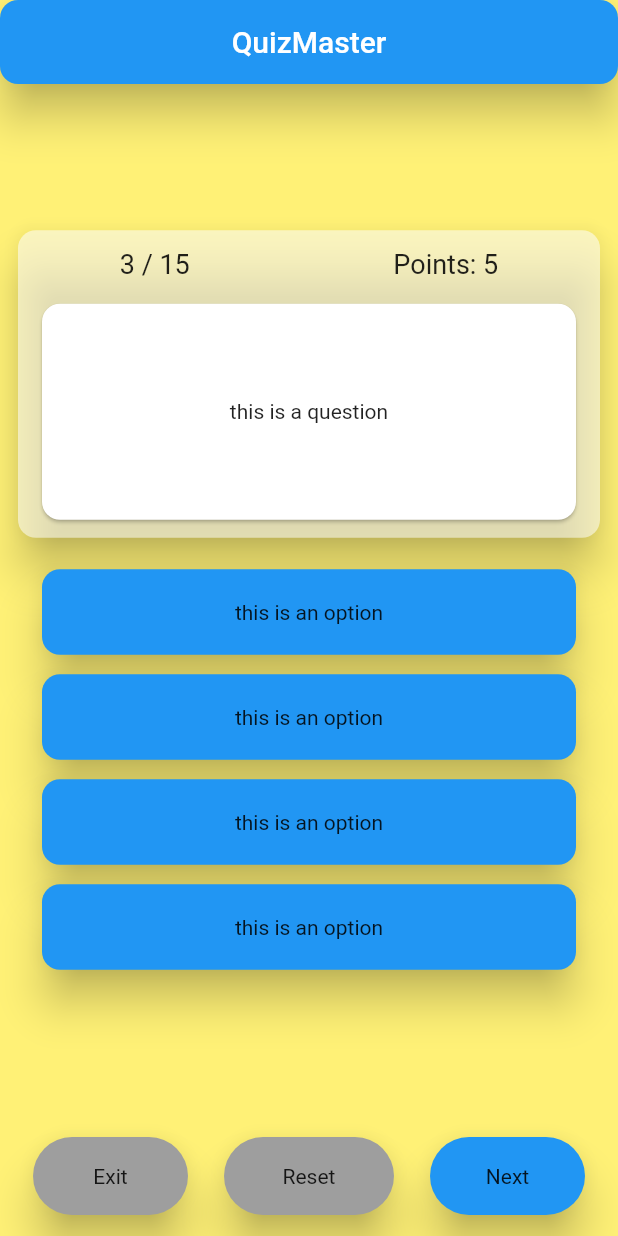
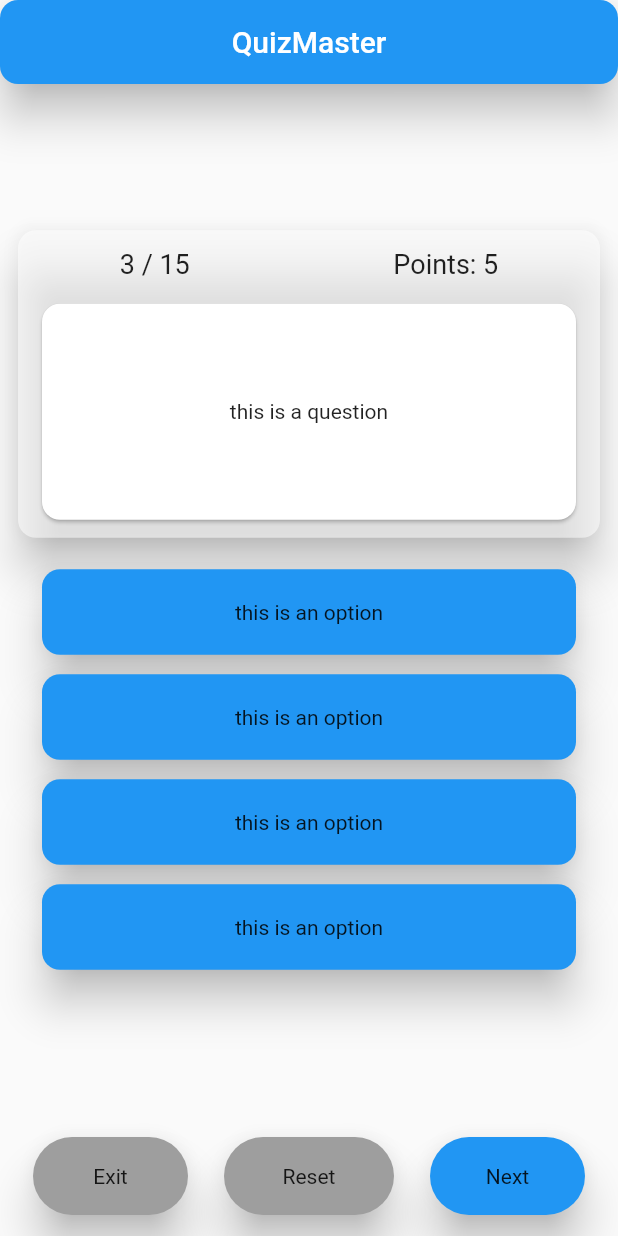
Before and after one commit to saplynx/TXON_03, a Flutter app: the screen it shows after launch, on a phone screen of 412 x 824 dp. Run offline on Flutter 3.47's test engine with Material 2 defaults, Android fonts, the phone set to English and light mode, and no system bars.

Commit message:
final design

```diff
--- a/lib/main.dart
+++ b/lib/main.dart
@@ -30,7 +30,6 @@ class _HomeState extends State<Home> {
   @override
   Widget build(BuildContext context) {
     return Scaffold(
-      backgroundColor: Colors.yellow[300],
       appBar: AppBar(
         title: Center(
             child: Text(
```
